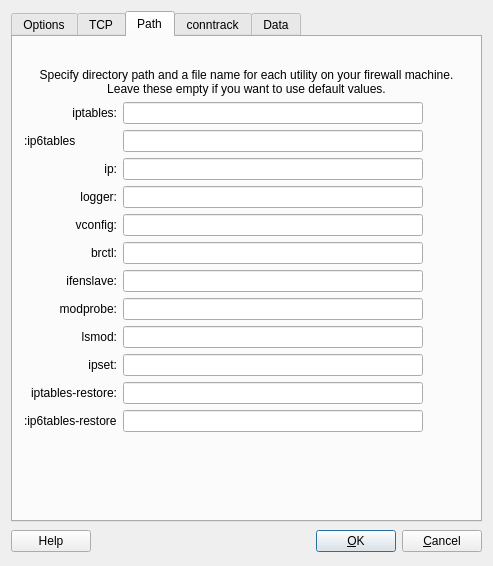
The window that src/libgui/linux24advanceddialog_q.ui (fwbuilder/fwbuilder) describes before a commit, drawn with Qt 5.
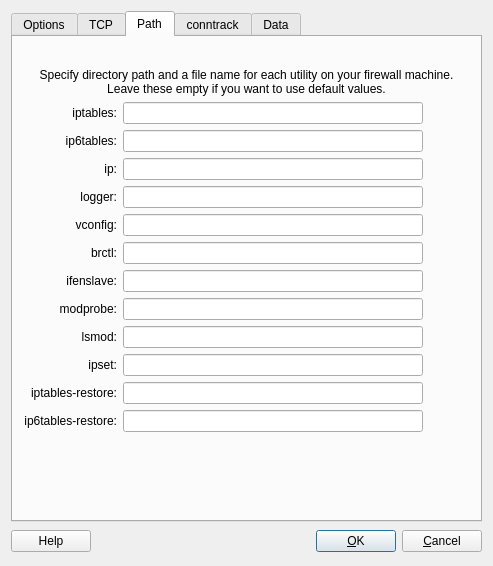
The same window after the commit. The open tabs and pages were chosen to show the change.

Commit message: fixes SF bug 3302121 "cosmetic mis-format in fwb Linux paths dialog"

```diff
--- a/src/libgui/linux24advanceddialog_q.ui
+++ b/src/libgui/linux24advanceddialog_q.ui
@@ -813,10 +813,13 @@
        <item row="3" column="0">
         <widget class="QLabel" name="label">
          <property name="layoutDirection">
-          <enum>Qt::RightToLeft</enum>
+          <enum>Qt::LeftToRight</enum>
          </property>
          <property name="text">
-          <string>:ip6tables</string>
+          <string>ip6tables:</string>
+         </property>
+         <property name="alignment">
+          <set>Qt::AlignRight|Qt::AlignTrailing|Qt::AlignVCenter</set>
          </property>
         </widget>
        </item>
@@ -967,10 +970,13 @@
        <item row="13" column="0">
         <widget class="QLabel" name="label_2">
          <property name="layoutDirection">
-          <enum>Qt::RightToLeft</enum>
+          <enum>Qt::LeftToRight</enum>
          </property>
          <property name="text">
-          <string>:ip6tables-restore</string>
+          <string>ip6tables-restore:</string>
+         </property>
+         <property name="alignment">
+          <set>Qt::AlignRight|Qt::AlignTrailing|Qt::AlignVCenter</set>
          </property>
         </widget>
        </item>
```
Left out of the diff: 2 changed lines with no effect on the pictures. The commit also changes 1 other file.
